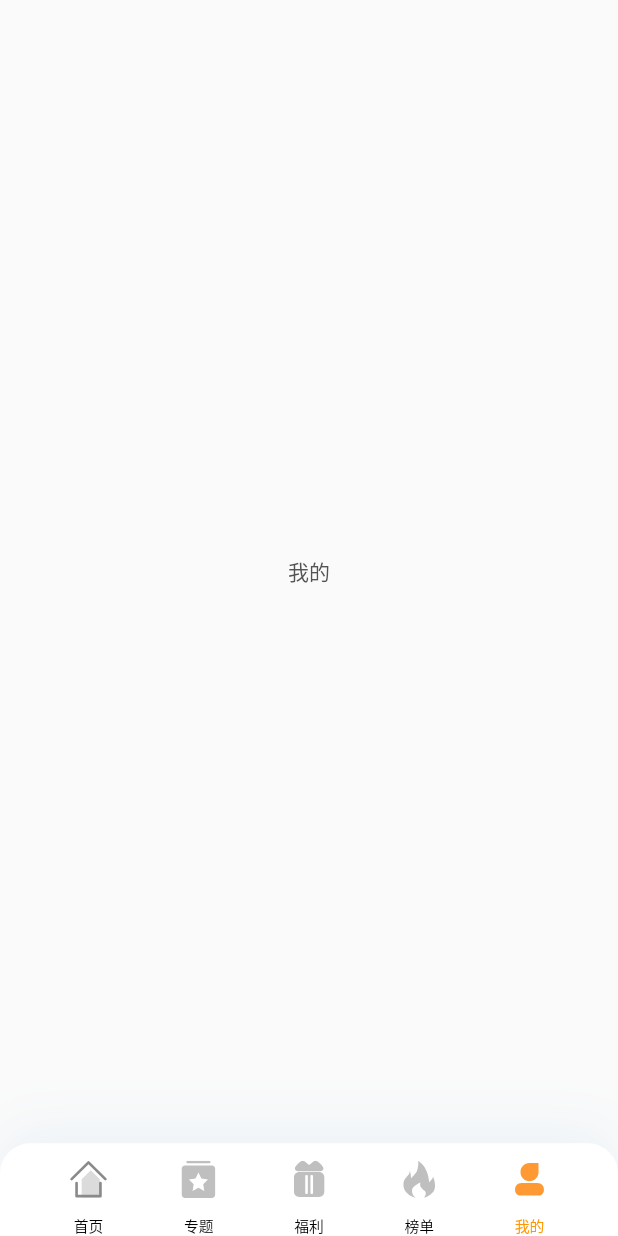
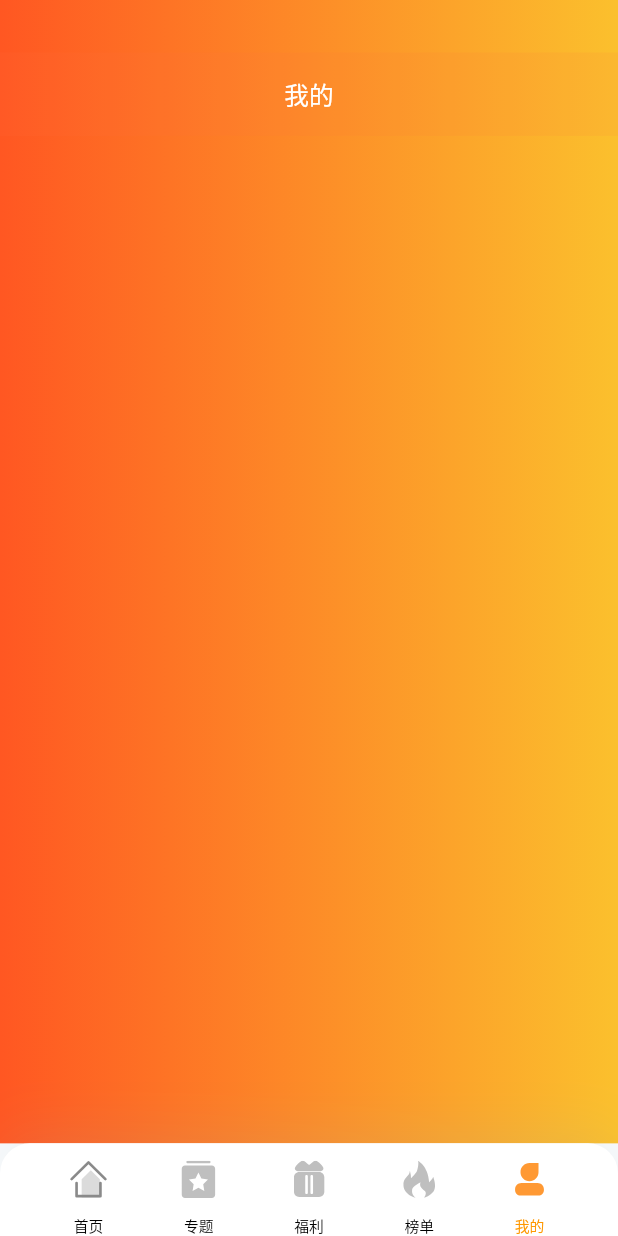
Before and after one commit to 2547881370/mrtv, a Flutter app: the screen it shows after launch, item 5 of the bottom bar chosen, on a phone screen of 412 x 824 dp. Run offline on Flutter 3.47's test engine with Material 2 defaults, Android fonts, the phone set to English and light mode, and no system bars; our stand-ins replace dio, fluro, flutter_screenutil, flutter_svg; network calls fail; statements that could not run were skipped.

```diff
--- a/app/lib/screens/page/myPage/my_page.dart
+++ b/app/lib/screens/page/myPage/my_page.dart
@@ -1,4 +1,8 @@
 import 'package:flutter/material.dart';
+import 'package:app/components/home/background_component.dart';
+import 'package:flutter_screenutil/screenutil.dart';
+
+import '../../../constants.dart';
 
 class MyPage extends StatefulWidget {
   MyPage({Key key}) : super(key: key);
@@ -10,12 +14,28 @@ class MyPage extends StatefulWidget {
 class _MyPageState extends State<MyPage> {
   @override
   Widget build(BuildContext context) {
-    return Container(
-       child: Center(
-         child:Text(
-           "我的"
-         )
-       ),
+    final double topPadding =
+        MediaQuery.of(context).padding.top + kDefaultPaddin + 15;
+    var container = Container(
+                    width: ScreenUtil().setWidth(750),
+                    height: ScreenUtil().setHeight(90),
+                    alignment: Alignment.center,
+                    decoration: BoxDecoration(
+                        color: Colors.deepOrangeAccent.withOpacity(0.1),
+                    ),
+                    child: Text("我的",style: TextStyle(color: Colors.white,fontSize: ScreenUtil().setSp(30)),),
+                  );
+    return Scaffold(
+      body: BackgroundComponent(
+          child: Container(
+              margin: EdgeInsets.only(top: topPadding),
+              child : Column(
+                children: <Widget>[
+                  container
+                ],
+              )
+          ),
+      ),
     );
   }
 }
```
